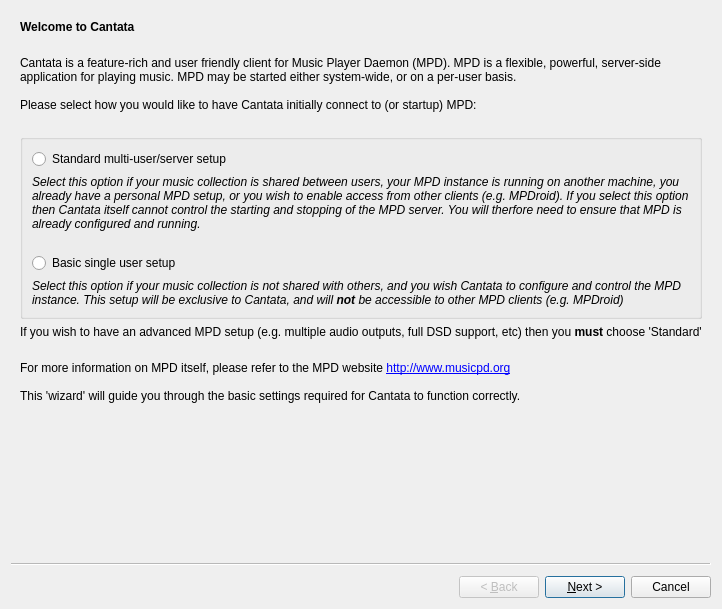
The window that gui/initialsettingswizard.ui (CDrummond/cantata) describes before a commit, drawn with Qt 5.
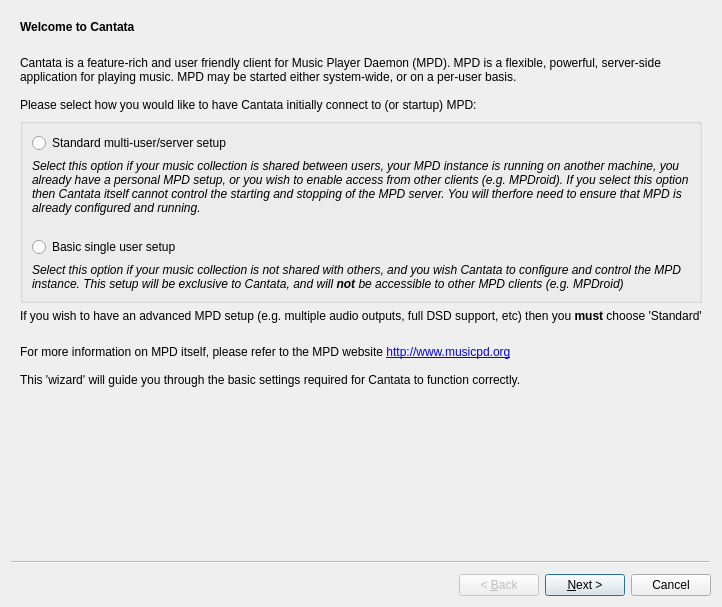
The same window after the commit. The open tabs and pages were chosen to show the change. Custom widgets are drawn as their Qt base class.

Commit message: Reduce space

```diff
--- a/gui/initialsettingswizard.ui
+++ b/gui/initialsettingswizard.ui
@@ -144,22 +144,6 @@
           </property>
          </widget>
         </item>
-        <item>
-         <spacer name="verticalSpacer_15">
-          <property name="orientation">
-           <enum>Qt::Vertical</enum>
-          </property>
-          <property name="sizeType">
-           <enum>QSizePolicy::Fixed</enum>
-          </property>
-          <property name="sizeHint" stdset="0">
-           <size>
-            <width>20</width>
-            <height>16</height>
-           </size>
-          </property>
-         </spacer>
-        </item>
         <item>
          <widget class="QGroupBox" name="groupBox">
           <property name="title">
```
Left out of the diff: 2 changed lines with no effect on the pictures.
